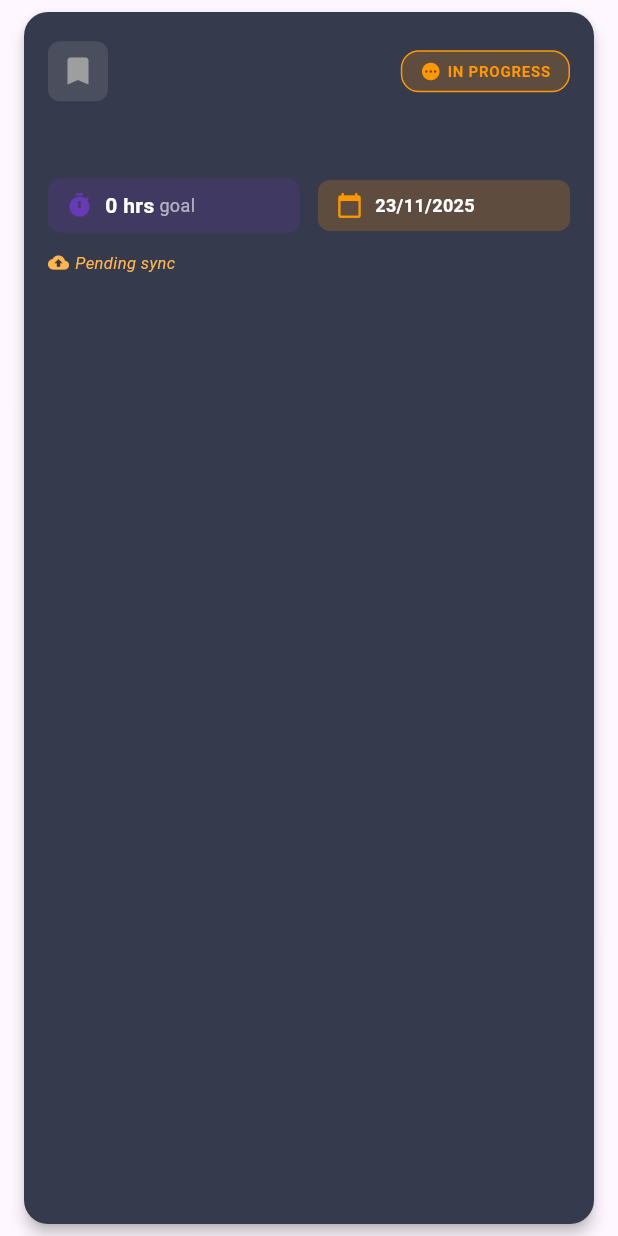
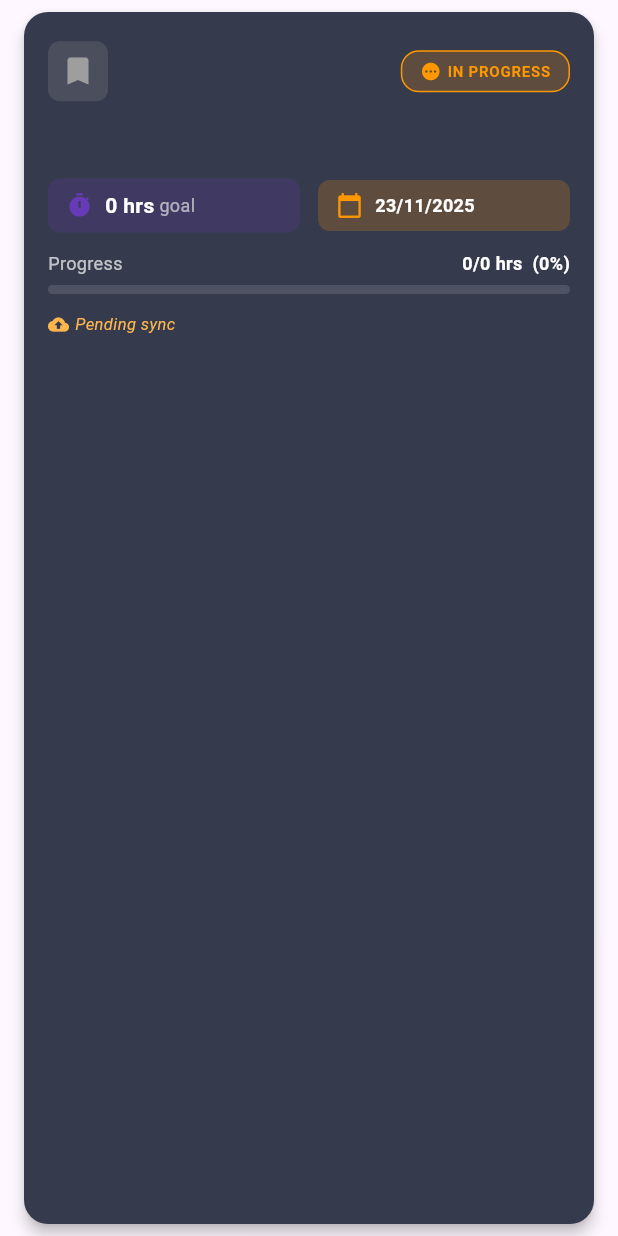
Before and after one commit to botyw7zin/my_app, a Flutter app: the SubjectCard widget shown alone on an empty page, opened directly with empty values, on a phone screen of 412 x 824 dp. Run offline on Flutter 3.47's test engine with Material 3 defaults, Android fonts, the phone set to English and light mode, and no system bars; our stand-ins replace cloud_firestore, connectivity_plus, firebase_auth, firebase_core, google_sign_in, hive and 1 more; missing offline and left inert: workmanager; accounts and stored records are empty; network calls fail; statements that could not run were skipped.

Commit message:
mana3rch l7a9 nsit ch3mlt l barre7

```diff
--- a/lib/models/subject_model.dart
+++ b/lib/models/subject_model.dart
@@ -15,6 +15,7 @@ class Subject extends HiveObject {
   @HiveField(8) bool isSynced;
   @HiveField(9) bool isDeleted;
   @HiveField(10) String status; // "in progress", "done", "late"
+  @HiveField(11) int hoursCompleted; // NEW
 
   Subject({
     required this.id,
@@ -27,7 +28,8 @@ class Subject extends HiveObject {
     required this.updatedAt,
     this.isSynced = false,
     this.isDeleted = false,
-    this.status = 'in progress', // default
+    this.status = 'in progress',
+    this.hoursCompleted = 0, // NEW default
   });
 
   Map<String, dynamic> toJson() {
@@ -41,6 +43,7 @@ class Subject extends HiveObject {
       'createdAt': createdAt.toIso8601String(),
       'updatedAt': updatedAt.toIso8601String(),
       'status': status,
+      'hoursCompleted': hoursCompleted, // NEW
     };
   }
 
@@ -54,9 +57,10 @@ class Subject extends HiveObject {
       hourGoal: json['hourGoal'],
       createdAt: DateTime.parse(json['createdAt']),
       updatedAt: DateTime.parse(json['updatedAt']),
-      isSynced: true, // Loaded from Firestore = synced
-      isDeleted: false, // Never pull deleted from remote
+      isSynced: true,
+      isDeleted: false,
       status: json['status'] ?? 'in progress',
+      hoursCompleted: json['hoursCompleted'] ?? 0, // NEW
     );
   }
 }
--- a/lib/widgets/subject_card.dart
+++ b/lib/widgets/subject_card.dart
@@ -6,7 +6,7 @@ class SubjectCard extends StatelessWidget {
   final VoidCallback? onTap;
   final VoidCallback? onDelete;
   final VoidCallback? onUpdate;
-  final VoidCallback? onMarkAsDone; // Add this
+  final VoidCallback? onMarkAsDone;
 
   const SubjectCard({
     super.key,
@@ -14,7 +14,7 @@ class SubjectCard extends StatelessWidget {
     this.onTap,
     this.onDelete,
     this.onUpdate,
-    this.onMarkAsDone, // Add this
+    this.onMarkAsDone,
   });
 
   // Get icon and color based on type
@@ -70,6 +70,12 @@ class SubjectCard extends StatelessWidget {
     if (subject.deadline == null) return 'No deadline';
     final deadline = subject.deadline!;
     return '${deadline.day}/${deadline.month}/${deadline.year}';
+  }
+
+  double _getProgress() {
+    if (subject.hourGoal <= 0) return 0;
+    final value = (subject.hoursCompleted / subject.hourGoal).clamp(0.0, 1.0);
+    return value.isNaN ? 0 : value;
   }
 
   void _showActionMenu(BuildContext context) {
@@ -221,6 +227,9 @@ class SubjectCard extends StatelessWidget {
 
   @override
   Widget build(BuildContext context) {
+    final progress = _getProgress();
+    final progressPercent = (progress * 100).toStringAsFixed(0);
+
     return Card(
       margin: const EdgeInsets.symmetric(horizontal: 16, vertical: 8),
       elevation: 4,
@@ -419,6 +428,51 @@ class SubjectCard extends StatelessWidget {
                 ],
               ),
 
+              const SizedBox(height: 12),
+
+              // Progress bar + text
+              Column(
+                crossAxisAlignment: CrossAxisAlignment.start,
+                children: [
+                  Row(
+                    mainAxisAlignment: MainAxisAlignment.spaceBetween,
+                    children: [
+                      const Text(
+                        'Progress',
+                        style: TextStyle(
+                          color: Colors.white70,
+                          fontSize: 12,
+                        ),
+                      ),
+                      Text(
+                        '${subject.hoursCompleted}/${subject.hourGoal} hrs  ($progressPercent%)',
+                        style: const TextStyle(
+                          color: Colors.white,
+                          fontSize: 12,
+                          fontWeight: FontWeight.w600,
+                        ),
+                      ),
+                    ],
+                  ),
+                  const SizedBox(height: 6),
+                  ClipRRect(
+                    borderRadius: BorderRadius.circular(8),
+                    child: LinearProgressIndicator(
+                      value: progress,
+                      minHeight: 6,
+                      backgroundColor: Colors.white12,
+                      valueColor: AlwaysStoppedAnimation<Color>(
+                        subject.status.toLowerCase() == 'done'
+                            ? Colors.green
+                            : subject.status.toLowerCase() == 'late'
+                                ? Colors.red
+                                : Colors.deepPurple,
+                      ),
+                    ),
+                  ),
+                ],
+              ),
+
               // Sync Status Indicator
               if (!subject.isSynced)
                 Padding(
```
Also changed, not shown: lib/screens/subject_list_screen.dart (+6 -6 lines), lib/services/subject_service.dart (+24 -0 lines).
